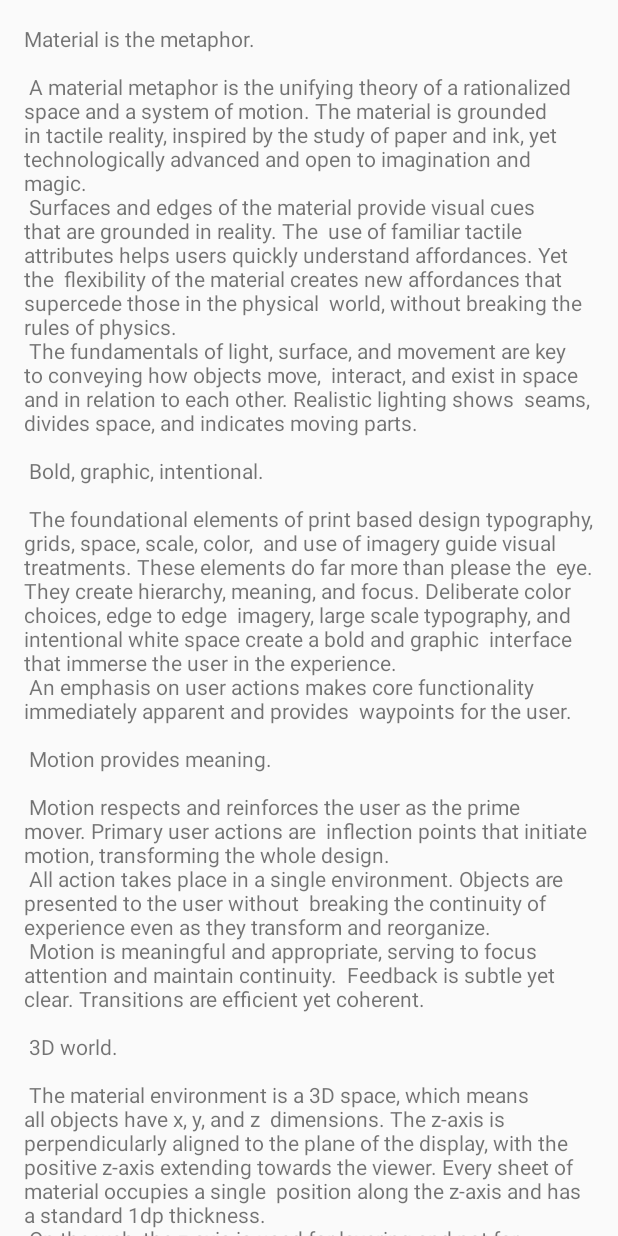
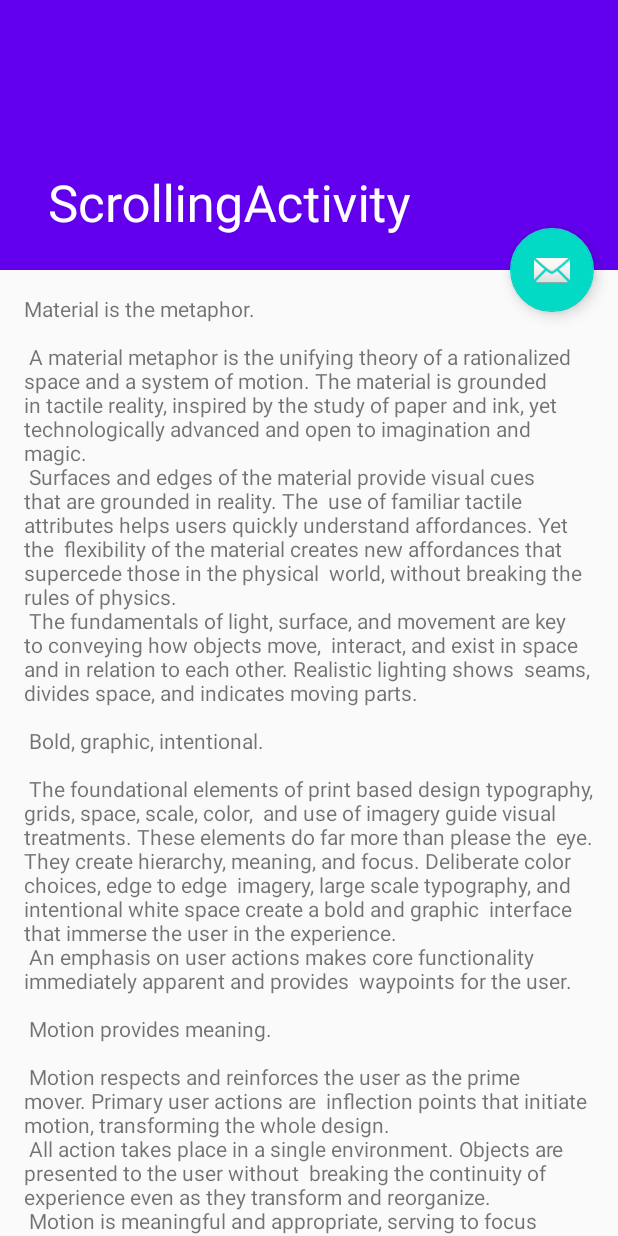
Before and after one commit to marcopared/qr-corona-tracker, an Android app: the screen it shows after launch (ScrollingActivity), after a tap on "FAQ", on a phone screen of 412 x 824 dp. Run offline under Robolectric (Android 15) with nearby library versions, the phone set to English and light mode, and no system bars.

Commit message:
button to faq
button to go to scrolling works

```diff
--- a/qrcoronatrackerapp/app/src/main/java/com/example/qrtest/MainActivity.java
+++ b/qrcoronatrackerapp/app/src/main/java/com/example/qrtest/MainActivity.java
@@ -30,7 +30,7 @@ public class MainActivity extends AppCompatActivity {
 
         faq.setOnClickListener(new View.OnClickListener() {
             @Override
-            public void onClick(View v) {
+            public void onClick(View vv) {
                 startActivity(new Intent(getApplicationContext(),ScrollingActivity.class));
             }
         });
--- a/qrcoronatrackerapp/app/src/main/java/com/example/qrtest/ScrollingActivity.java
+++ b/qrcoronatrackerapp/app/src/main/java/com/example/qrtest/ScrollingActivity.java
@@ -15,7 +15,7 @@ public class ScrollingActivity extends AppCompatActivity {
     @Override
     protected void onCreate(Bundle savedInstanceState) {
         super.onCreate(savedInstanceState);
-        setContentView(R.layout.content_scrolling);
+        setContentView(R.layout.activity_scrolling);
         Toolbar toolbar = (Toolbar) findViewById(R.id.toolbar);
         setSupportActionBar(toolbar);
 
```
